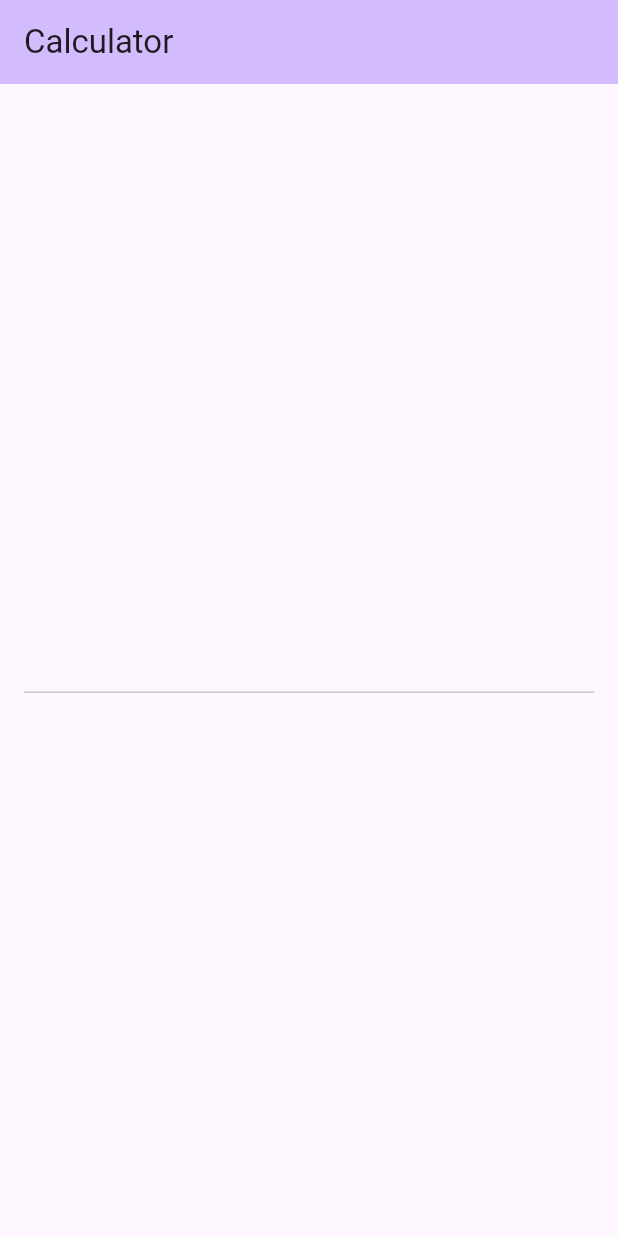
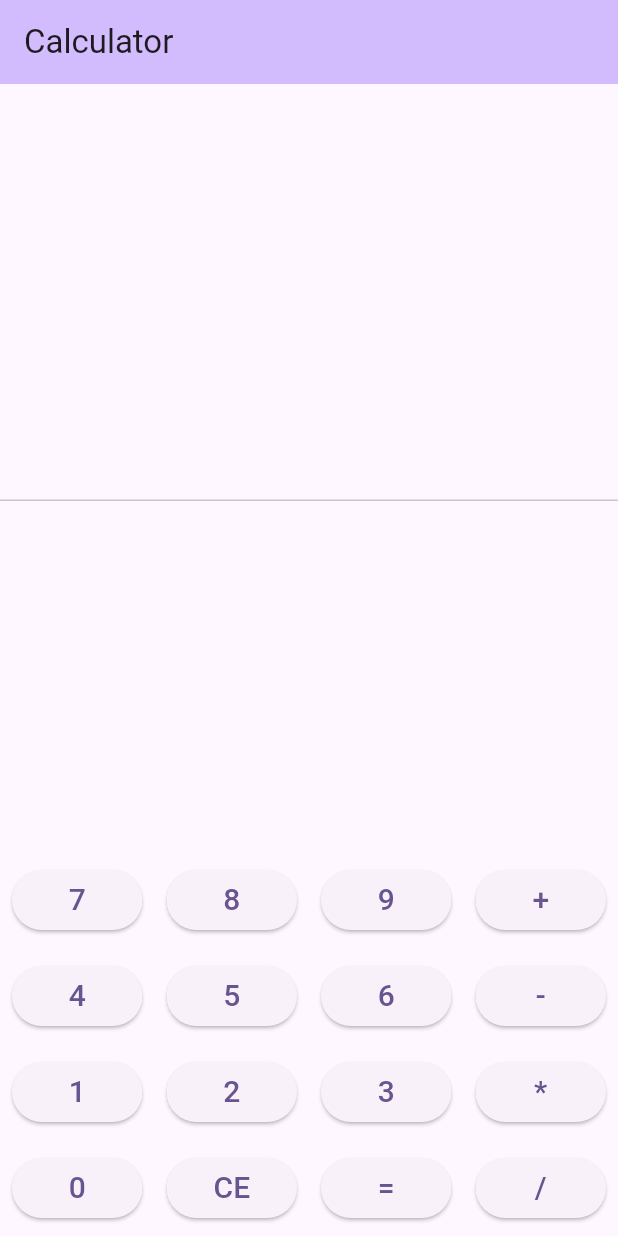
Before and after one commit to rasmey129/calculatorapp, a Flutter app: the screen it shows after launch, on a phone screen of 412 x 824 dp. Run offline on Flutter 3.47's test engine with Material 3 defaults, Android fonts, the phone set to English and light mode, and no system bars.

Commit message:
working calculator

```diff
--- a/lib/main.dart
+++ b/lib/main.dart
@@ -40,7 +40,7 @@ class _MyHomePageState extends State<MyHomePage> {
         firstOperand = double.parse(display);
         operator = value;
         display = '';
-      } else if (value == 'clear'){
+      } else if (value == 'CE'){
         display = '';
         firstOperand= 0;
         secondOperand = 0;
@@ -48,6 +48,8 @@ class _MyHomePageState extends State<MyHomePage> {
       } else if(value == '='){
         secondOperand = double.parse(display);
         display = calculate();
+      } else {
+        display += value;
       }
     });
    }
@@ -77,27 +79,26 @@ class _MyHomePageState extends State<MyHomePage> {
       appBar: AppBar(
 
         backgroundColor: Theme.of(context).colorScheme.inversePrimary,
-
         title: Text(widget.title),
       ),
-      body: Center(
-        child: Padding(
-          padding: const EdgeInsets.all(16.0),
-          child: Column(
-            mainAxisAlignment: MainAxisAlignment.center,
+      body:
+          Column(
+            mainAxisAlignment: MainAxisAlignment.end,
             children:[
               Container(
                 alignment: Alignment.centerRight,
                 child: Text(display ,style: TextStyle(fontSize: 30),
                 ),
               ),
-              Expanded(child: Divider(),)
-            ]
+              Expanded(child: Divider(),),
+              buildButtonRows(['7','8','9','+']),
+              buildButtonRows(['4','5','6','-']),
+              buildButtonRows(['1','2','3','*']),
+              buildButtonRows(['0','CE','=','/']),
 
+            ],
           ),
-        ),
-      ),
-    );
+        );
   }
 
   Widget buildButtonRows(List<String> button){
@@ -109,6 +110,16 @@ class _MyHomePageState extends State<MyHomePage> {
     );
   }
   Widget buildButton(String label){
-    return Expanded (child: Padding(padding: const EdgeInsets.all(8.0),child: ElevatedButton(onPressed: () => ButtonClick(label), child: Text(label, style: TextStyle(fontSize: 20),)),),)
+    return Expanded (
+      child: Padding(
+        padding: const EdgeInsets.all(8.0),
+        child: ElevatedButton(
+          onPressed: () => ButtonClick(label),
+          child: Text(label,
+          style: TextStyle(fontSize: 20),
+          )
+        ),
+       ),
+     );
   }
 }
```
